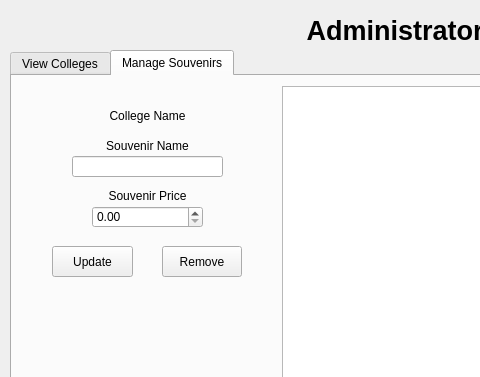
Qt form admin.ui (Rthiskidw/Project1-CollegeTouring) before a commit; both pictures show x 0 to 480 and y 0 to 377 of the 900 by 667 pixel window.
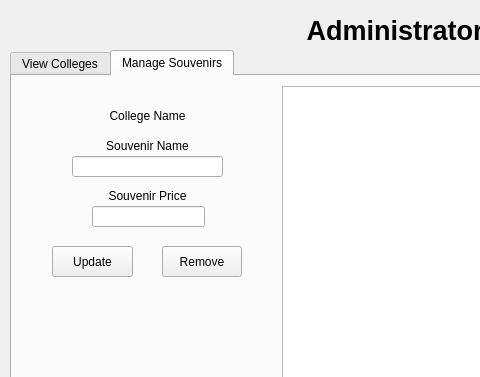
The same form after that commit. The open tabs and pages were chosen to show the change.

```diff
--- a/admin.ui
+++ b/admin.ui
@@ -180,16 +180,6 @@
       </rect>
      </property>
     </widget>
-    <widget class="QDoubleSpinBox" name="doubleSpinBox_souvenirPrice">
-     <property name="geometry">
-      <rect>
-       <x>80</x>
-       <y>130</y>
-       <width>111</width>
-       <height>22</height>
-      </rect>
-     </property>
-    </widget>
     <widget class="QPushButton" name="pushButton_updateSouvenir">
      <property name="geometry">
       <rect>
@@ -229,6 +219,16 @@
       <string>Add Souvenir</string>
      </property>
     </widget>
+    <widget class="QLineEdit" name="lineEdit_souvenirPrice">
+     <property name="geometry">
+      <rect>
+       <x>80</x>
+       <y>130</y>
+       <width>113</width>
+       <height>21</height>
+      </rect>
+     </property>
+    </widget>
    </widget>
   </widget>
  </widget>
```
Left out of the diff: 2 changed lines with no effect on the pictures.
